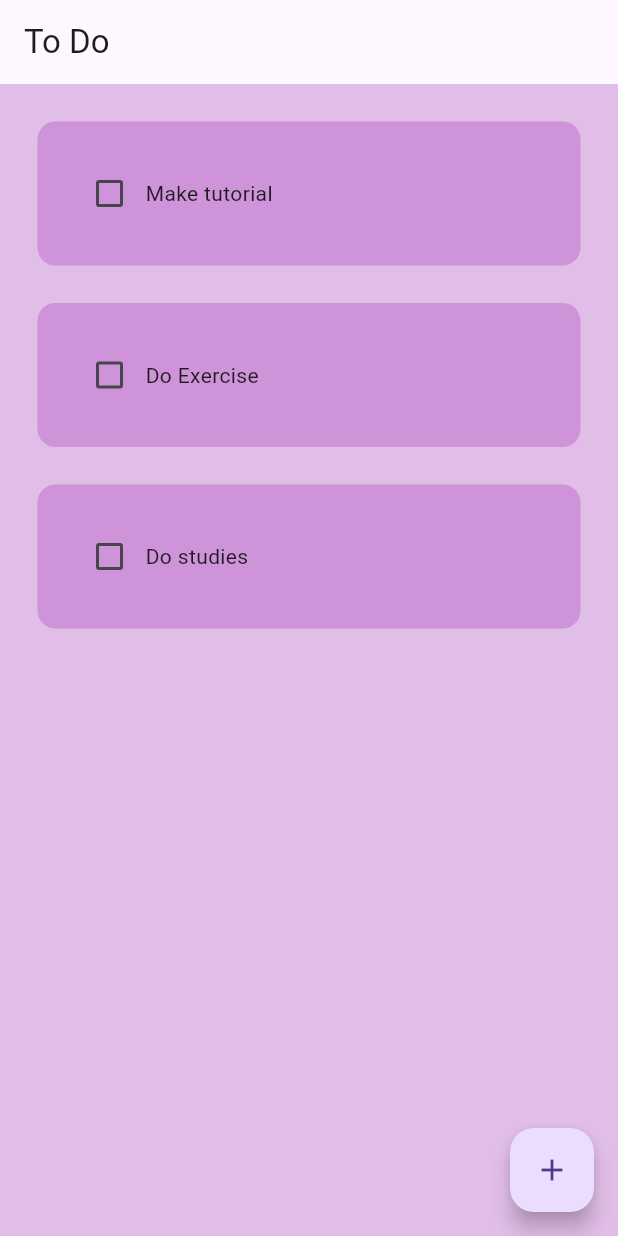
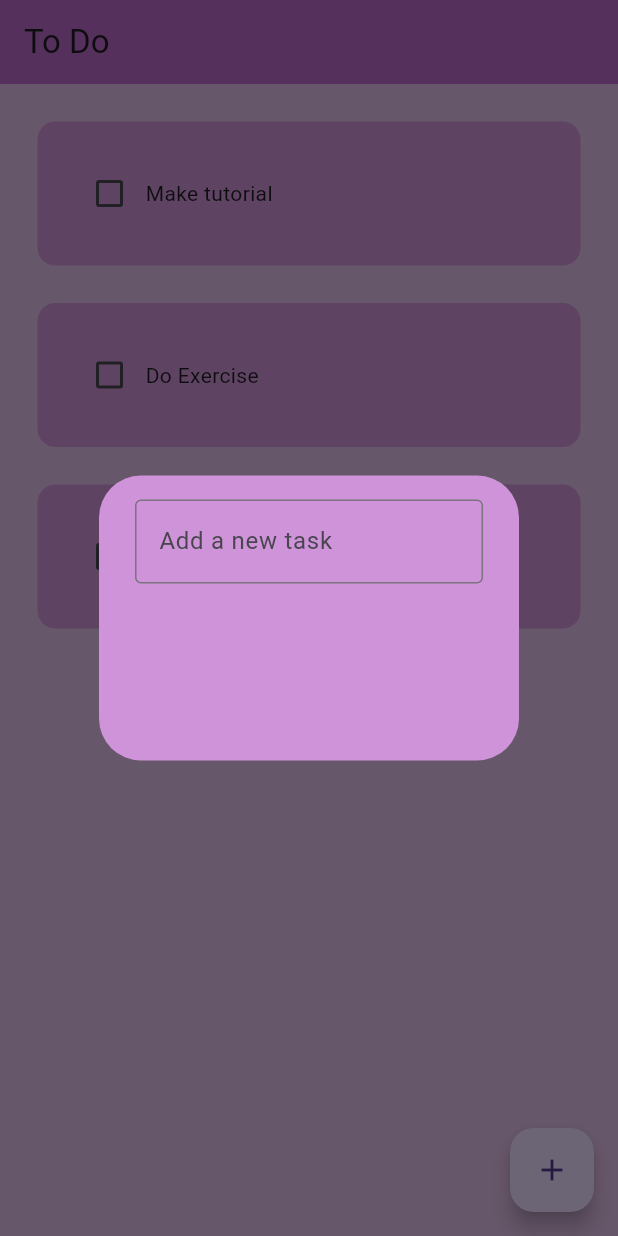
Before and after one commit to zzynnyxx/flutter-project-1, a Flutter app: the screen it shows after launch, after a tap on the "add" icon, on a phone screen of 412 x 824 dp. Run offline on Flutter 3.47's test engine with Material 3 defaults, Android fonts, the phone set to English and light mode, and no system bars.

Commit message:
Create an alertdialog and a text field

```diff
--- a/lib/Util/dialog_box.dart
+++ b/lib/Util/dialog_box.dart
@@ -0,0 +1,27 @@
+import 'package:flutter/material.dart';
+
+class DialogBox extends StatelessWidget {
+  const DialogBox({super.key});
+
+  @override
+  Widget build(BuildContext context) {
+    return AlertDialog(
+      backgroundColor: Color.fromRGBO(206, 147, 216, 1),
+      content: Container(
+        height: 150,
+        child: Column(
+          children: [
+            // Get user input
+            TextField(
+              decoration: InputDecoration(
+                border: OutlineInputBorder(),
+                hintText: "Add a new task",
+              ),
+            ),
+            // buttons => save + cancel
+          ],
+        ),
+      ),
+    );
+  }
+}
--- a/lib/Util/todo_tile.dart
+++ b/lib/Util/todo_tile.dart
@@ -3,7 +3,7 @@ import 'package:flutter/material.dart';
 class TodoTile extends StatelessWidget {
   final String taskName;
   final bool taskComplete;
-  Function(bool?)? onChanged;
+   final Function(bool?)? onChanged;
 
   TodoTile({
     super.key,
--- a/lib/pages/Home_page.dart
+++ b/lib/pages/Home_page.dart
@@ -1,4 +1,5 @@
 import 'package:flutter/material.dart';
+import 'package:flutter_1/Util/dialog_box.dart';
 import 'package:flutter_1/Util/todo_tile.dart';
 
 class HomePage extends StatefulWidget {
@@ -23,18 +24,30 @@ class _HomePageState extends State<HomePage> {
     });
   }
 
+  // Create a new Task
+  void createNewTask() {
+    showDialog(
+      context: context,
+      builder: (context) {
+        return DialogBox();
+      },
+    );
+  }
+
   @override
   Widget build(BuildContext context) {
     return Scaffold(
       backgroundColor: Colors.purple.shade100,
-      appBar: AppBar(title: Text('To Do'),
-      elevation: 0
+      appBar: AppBar(
+        title: Text('To Do'),
+        backgroundColor: Colors.purple.shade300,
+        elevation: 0,
       ),
 
-      floatingActionButton:FloatingActionButton(
-        onPressed: (){},
-        child:Icon(Icons.add) ,
-        ) ,
+      floatingActionButton: FloatingActionButton(
+        onPressed: createNewTask,
+        child: Icon(Icons.add),
+      ),
 
       body: ListView.builder(
         itemCount: toDoList.length,
```
Also changed, not shown: lib/Util/my_button.dart (added), 1 other file.
